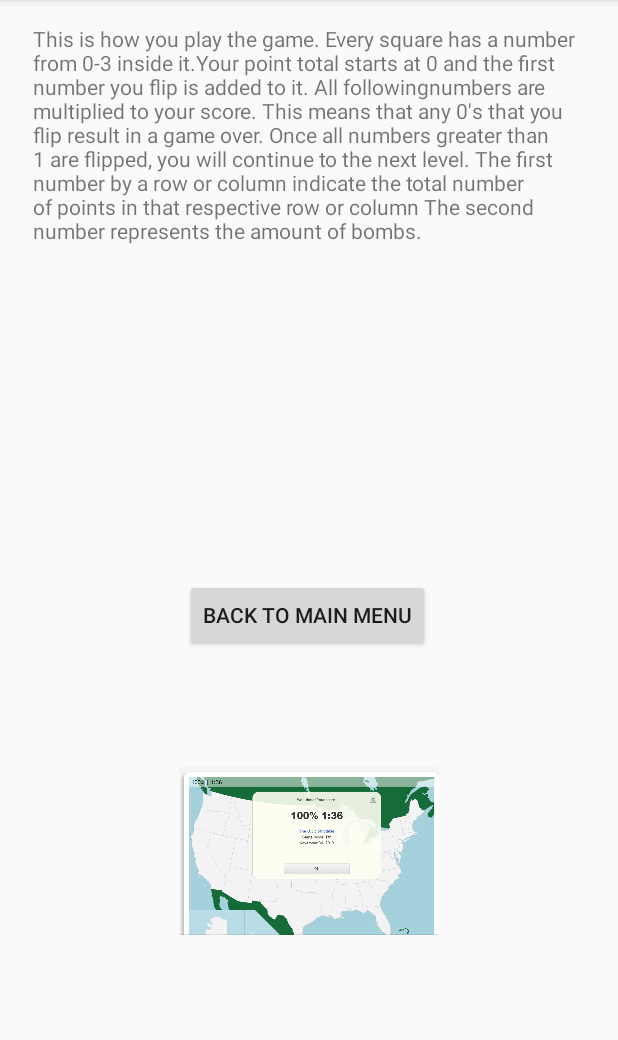
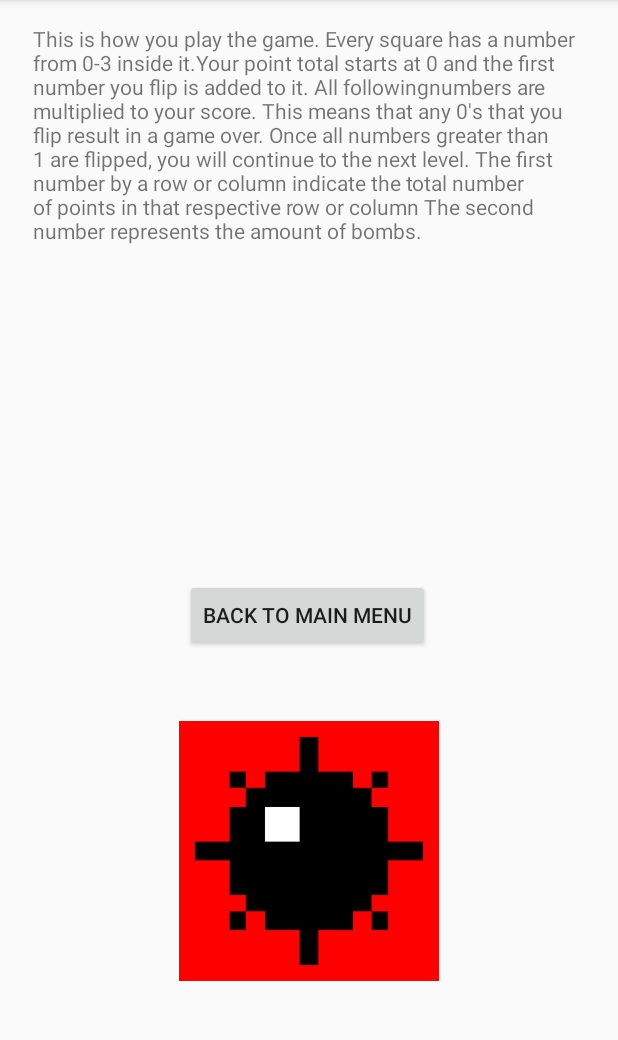
Before and after one commit to HaukohlR/CS-125-Final-Project, an Android app: the TutorialActivity screen opened directly, with no data from a screen before it, on a phone screen of 412 x 824 dp, the part 84-1124 px from its top. Run offline under Robolectric (Android 15) with nearby library versions, the phone set to English and light mode, and no system bars.

Commit message:
Backend Stuff

```diff
--- a/app/src/main/res/layout/activity_tutorial.xml
+++ b/app/src/main/res/layout/activity_tutorial.xml
@@ -35,7 +35,7 @@
         android:contentDescription="@string/title_activity_tutorial"
         app:layout_constraintStart_toStartOf="parent"
         app:layout_constraintTop_toBottomOf="@+id/how_to_play"
-        app:srcCompat="@drawable/I'm so good" />
+        app:srcCompat="@drawable/bomb" />
 
     <Button
         android:id="@+id/MainMenu"
```
Also changed, not shown: app/src/main/res/drawable-v24/I'm so good.PNG (deleted), app/src/main/res/drawable/bomb.jpg (added).
